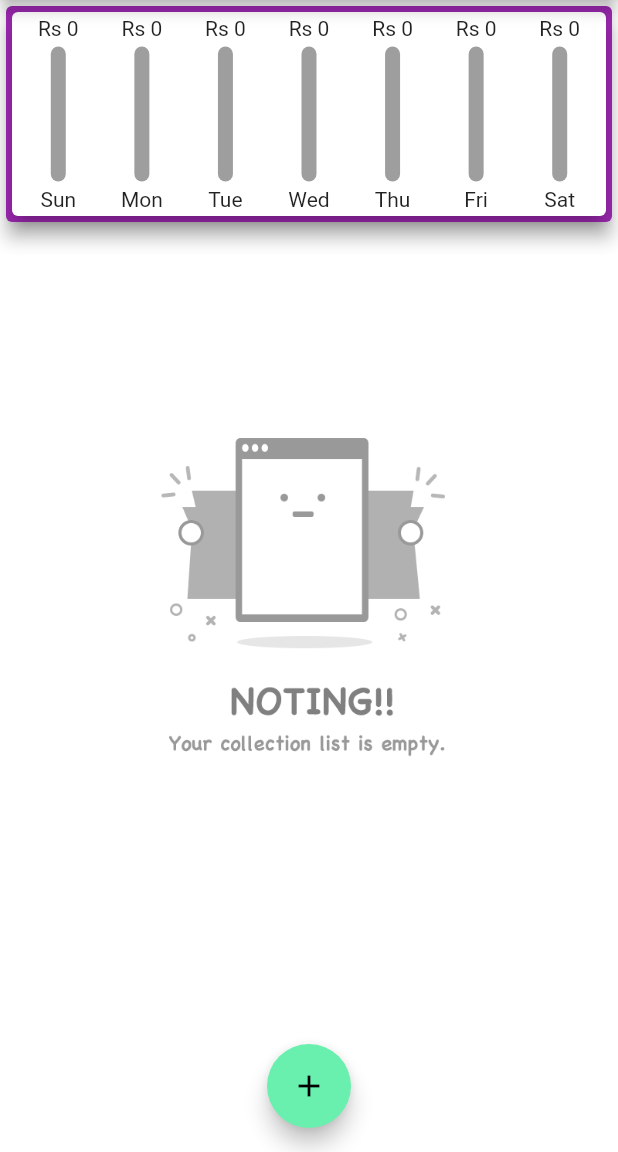
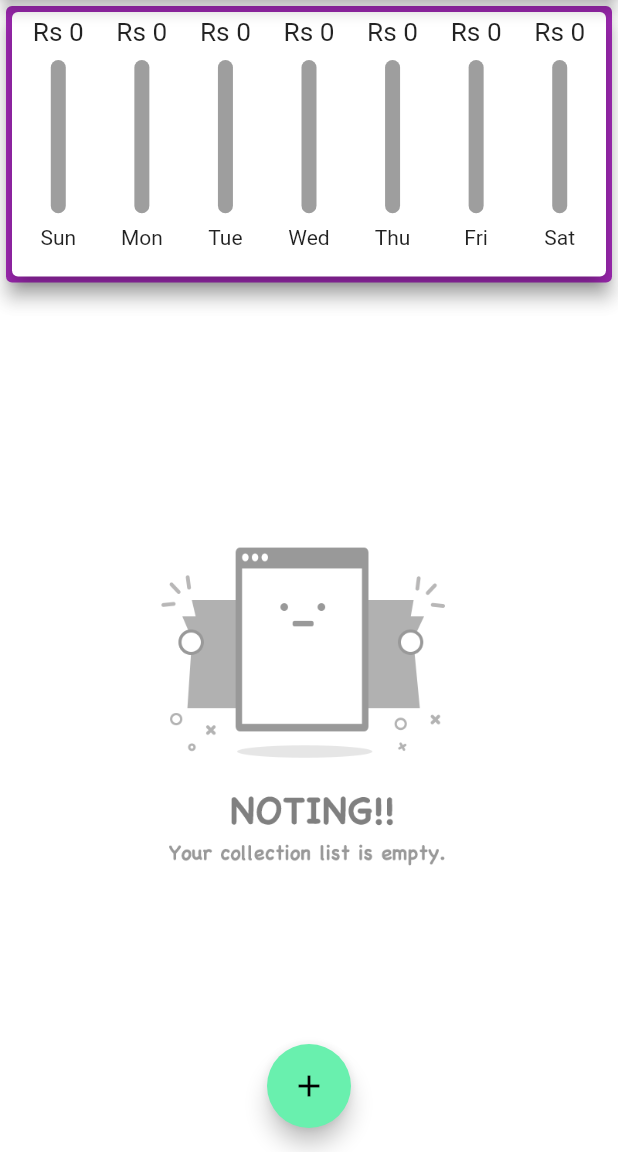
Before and after one commit to DemonBubz/ExpenseTrackingApp, a Flutter app: the screen it shows after launch, on a phone screen of 412 x 824 dp, the part 84-1236 px from its top. Run offline on Flutter 3.47's test engine with Material 2 defaults, Android fonts, the phone set to English and light mode, and no system bars.

Commit message:
dynamic constraints & support landscape mode

```diff
--- a/lib/main.dart
+++ b/lib/main.dart
@@ -3,8 +3,14 @@ import 'package:flutter/material.dart';
 import 'widgets/textFieldCard.dart';
 import 'models/transaction.dart';
 import 'widgets/chartWidget.dart';
+import 'package:flutter/services.dart';
 
 void main() {
+  // WidgetsFlutterBinding.ensureInitialized();
+  // SystemChrome.setPreferredOrientations([
+  //   DeviceOrientation.portraitUp,
+  //   DeviceOrientation.portraitDown,
+  // ]);
   runApp(MyApp());
 }
 
@@ -49,6 +55,7 @@ class MyHomePageState extends State<MyHomePage> {
   // String amountInput="";
   //alternative
   final List<Transaction> _transactions = [];
+  var showChartLandscape=false;
 
   void addTransaction({title, amount, date}) {
     setState(() {
@@ -76,10 +83,11 @@ class MyHomePageState extends State<MyHomePage> {
         });
   }
 
+
   @override
   Widget build(BuildContext context) {
-    return Scaffold(
-      appBar: AppBar(
+    var orientation=MediaQuery.of(context).orientation;
+    var appBar = AppBar(
       title: Text("Expense Tracker"),
       actions: <Widget>[
         IconButton(
@@ -89,24 +97,70 @@ class MyHomePageState extends State<MyHomePage> {
           },
         ),
       ],
-      ),
-      body: SingleChildScrollView(
-        child: Column(
-          // mainAxisAlignment: MainAxisAlignment.start,
-          crossAxisAlignment: CrossAxisAlignment.stretch,
-          children: <Widget>[
-            Card(
+    );
+
+    var chartWidgetCode=Card(
             margin: EdgeInsets.all(4),
             child: Container(
               child: ChartWidget(_transactions),
               width: double.infinity,
+              height: (MediaQuery.of(context).size.height -
+                      appBar.preferredSize.height -
+                      MediaQuery.of(context).padding.top) *
+                  0.24,
             ),
             elevation: 5,
             color: Theme.of(context).primaryColor,
+          );
+
+    var listWidgetCode= Container(
+              height: (MediaQuery.of(context).size.height -
+                      appBar.preferredSize.height -
+                      MediaQuery.of(context).padding.top) *
+                  0.71,
+              child: TransactionListCard(_transactions, removeTransaction));
+
+    return Scaffold(
+      appBar: appBar,
+      body: Column(
+        // mainAxisAlignment: MainAxisAlignment.start,
+        crossAxisAlignment: CrossAxisAlignment.stretch,
+        children: <Widget>[
+          if(orientation==Orientation.landscape)
+          Row(
+            mainAxisAlignment: MainAxisAlignment.center,
+            children: [
+              Text("ShowChart"),
+              Switch(
+                value: showChartLandscape,
+                onChanged: (bool val) {
+                  setState((){
+                    showChartLandscape=val;
+                  });
+
+                },
               ),
-            TransactionListCard(_transactions,removeTransaction),
             ],
           ),
+          if(orientation==Orientation.landscape)
+          showChartLandscape?Card(
+            margin: EdgeInsets.all(4),
+            child: Container(
+              child: ChartWidget(_transactions),
+              width: double.infinity,
+              height: (MediaQuery.of(context).size.height -
+                      appBar.preferredSize.height -
+                      MediaQuery.of(context).padding.top) *
+                  0.7,
+            ),
+            elevation: 5,
+            color: Theme.of(context).primaryColor,
+          ):listWidgetCode,
+          if(orientation==Orientation.portrait)
+          chartWidgetCode,
+          if(orientation==Orientation.portrait)
+          listWidgetCode,
+        ],
       ),
       floatingActionButtonLocation: FloatingActionButtonLocation.centerFloat,
       floatingActionButton: FloatingActionButton(
--- a/lib/widgets/chartRender.dart
+++ b/lib/widgets/chartRender.dart
@@ -9,14 +9,20 @@ class ChartRender extends StatelessWidget {
       required this.dateAbbr,
       required this.percentageBar});
   Widget build(BuildContext context) {
-    return Column(
+    return LayoutBuilder(
+      builder:(context,constraints){
+        return Column(
       children: <Widget>[
-        FittedBox(
-          child: Text("Rs ${amount.toStringAsFixed(0)}"),
+        Container(
+          height: constraints.maxHeight*0.12,
+                  child: FittedBox(
+
+            child: Text("Rs ${amount.toStringAsFixed(0)}",style:TextStyle(fontSize: 12)),
+          ),
         ),
-        SizedBox(height: 4),
+        SizedBox(height: constraints.maxHeight*0.05),
         Container(
-          height: 90,
+          height: constraints.maxHeight*0.6,
           width: 10,
           child: Stack(
             children: <Widget>[
@@ -38,11 +44,16 @@ class ChartRender extends StatelessWidget {
             ],
           ),
         ),
-        SizedBox(height: 4),
+        SizedBox(height:constraints.maxHeight*0.05),
         Container(
+          height: constraints.maxHeight*0.15,
           child: Text(dateAbbr),
         ),
       ],
     );
+      },
+    );
+
+
   }
 }
```
Also changed, not shown: lib/widgets/transactionListCard.dart (+36 -40 lines). Lines whose indentation alone changed are shown as unchanged.
